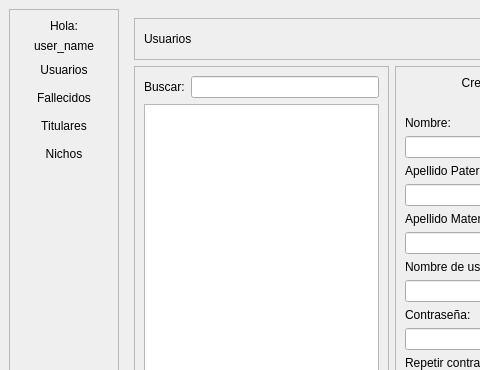
The window that niches/view/ui/main_window.ui (degorck/enduring-chambers) describes before a commit, drawn with Qt 5; both pictures show x 0 to 480 and y 0 to 370 of the 819 by 631 pixel window.
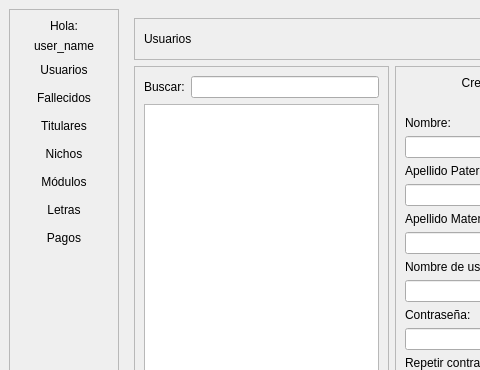
The same window after the commit. The open tabs and pages were chosen to show the change. Icons and pictures are not drawn.

The edit to the form file:
```diff
--- a/niches/view/ui/main_window.ui
+++ b/niches/view/ui/main_window.ui
@@ -226,6 +226,102 @@
          </property>
         </widget>
        </item>
+       <item>
+        <widget class="QPushButton" name="push_button_modules">
+         <property name="sizePolicy">
+          <sizepolicy hsizetype="Expanding" vsizetype="Fixed">
+           <horstretch>0</horstretch>
+           <verstretch>0</verstretch>
+          </sizepolicy>
+         </property>
+         <property name="layoutDirection">
+          <enum>Qt::RightToLeft</enum>
+         </property>
+         <property name="text">
+          <string>Módulos</string>
+         </property>
+         <property name="icon">
+          <iconset>
+           <normaloff>C:/Users/small/Downloads/feather/table.svg</normaloff>C:/Users/small/Downloads/feather/table.svg</iconset>
+         </property>
+         <property name="iconSize">
+          <size>
+           <width>20</width>
+           <height>20</height>
+          </size>
+         </property>
+         <property name="checkable">
+          <bool>true</bool>
+         </property>
+         <property name="flat">
+          <bool>true</bool>
+         </property>
+        </widget>
+       </item>
+       <item>
+        <widget class="QPushButton" name="push_button_rows">
+         <property name="sizePolicy">
+          <sizepolicy hsizetype="Expanding" vsizetype="Fixed">
+           <horstretch>0</horstretch>
+           <verstretch>0</verstretch>
+          </sizepolicy>
+         </property>
+         <property name="layoutDirection">
+          <enum>Qt::RightToLeft</enum>
+         </property>
+         <property name="text">
+          <string>Letras</string>
+         </property>
+         <property name="icon">
+          <iconset>
+           <normaloff>C:/Users/small/Downloads/feather/layers.svg</normaloff>C:/Users/small/Downloads/feather/layers.svg</iconset>
+         </property>
+         <property name="iconSize">
+          <size>
+           <width>20</width>
+           <height>20</height>
+          </size>
+         </property>
+         <property name="checkable">
+          <bool>true</bool>
+         </property>
+         <property name="flat">
+          <bool>true</bool>
+         </property>
+        </widget>
+       </item>
+       <item>
+        <widget class="QPushButton" name="push_button_payments">
+         <property name="sizePolicy">
+          <sizepolicy hsizetype="Expanding" vsizetype="Fixed">
+           <horstretch>0</horstretch>
+           <verstretch>0</verstretch>
+          </sizepolicy>
+         </property>
+         <property name="layoutDirection">
+          <enum>Qt::RightToLeft</enum>
+         </property>
+         <property name="text">
+          <string>Pagos</string>
+         </property>
+         <property name="icon">
+          <iconset>
+           <normaloff>C:/Users/small/Downloads/feather/credit-card.svg</normaloff>C:/Users/small/Downloads/feather/credit-card.svg</iconset>
+         </property>
+         <property name="iconSize">
+          <size>
+           <width>20</width>
+           <height>20</height>
+          </size>
+         </property>
+         <property name="checkable">
+          <bool>true</bool>
+         </property>
+         <property name="flat">
+          <bool>true</bool>
+         </property>
+        </widget>
+       </item>
        <item>
         <spacer name="verticalSpacer">
          <property name="orientation">
```
Left out of the diff: 48 changed lines with no effect on the pictures.
